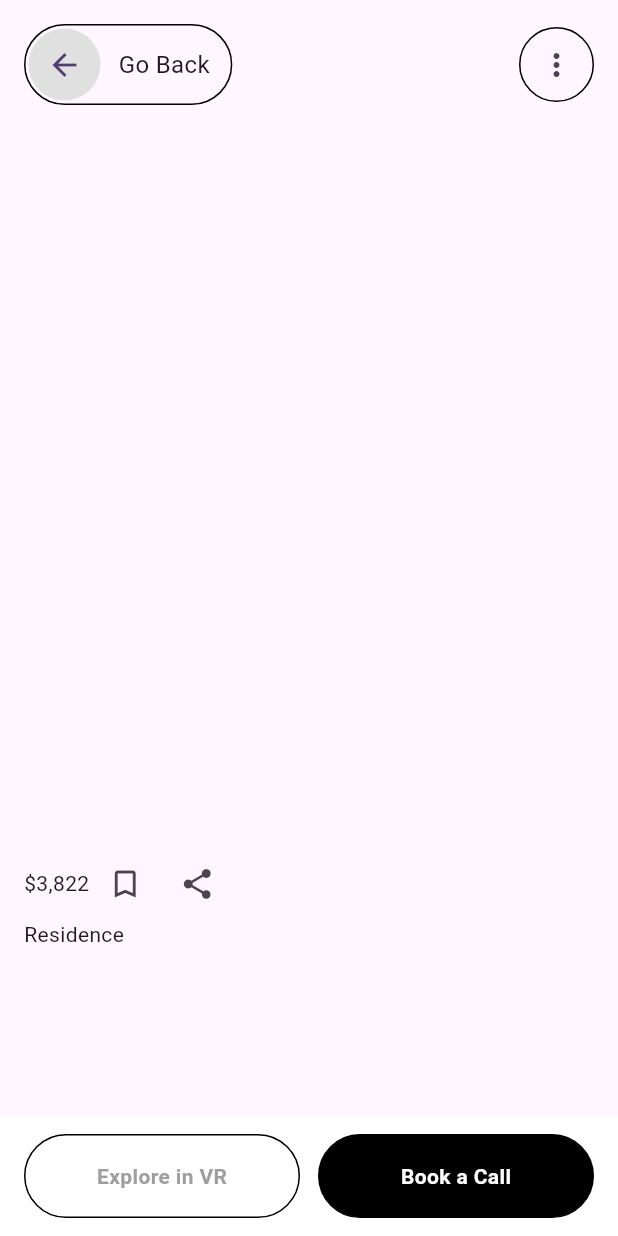
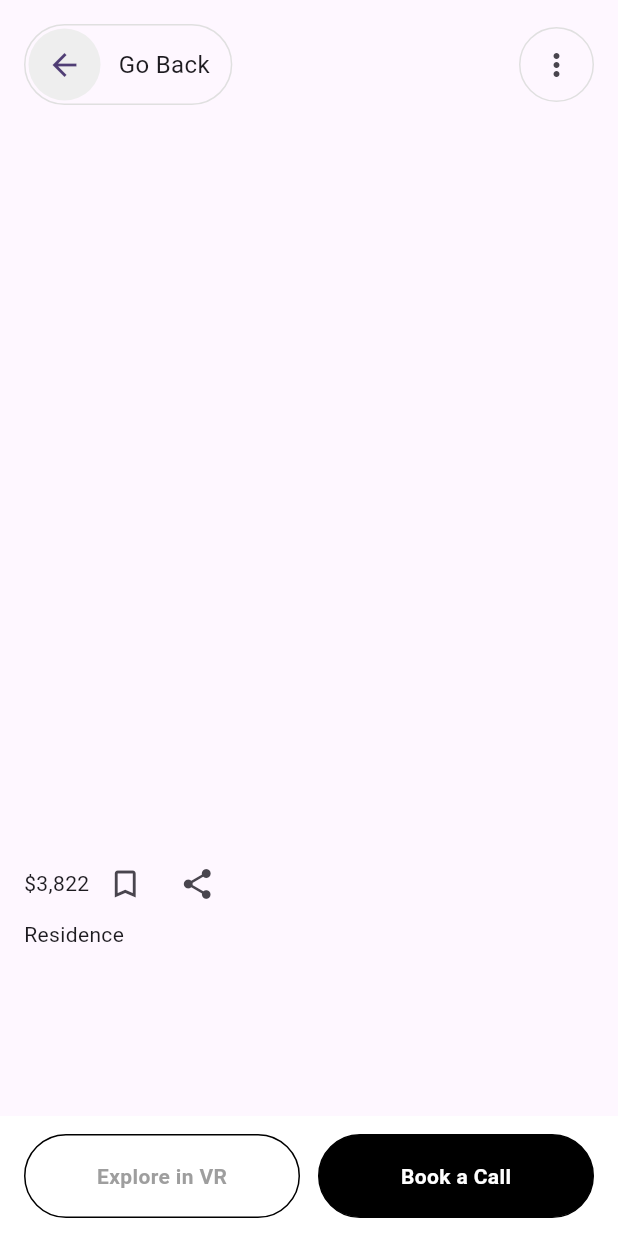
Before and after one commit to JAICHANGPARK/flutter_notebook_chapter_36, a Flutter app: the RealEstateDetailPage screen opened directly, on a phone screen of 412 x 824 dp. Run offline on Flutter 3.47's test engine with Material 3 defaults, Android fonts, the phone set to English and light mode, and no system bars; our stand-ins replace gap; network calls fail.

Commit message:
Update real_estate_detail_page.dart

```diff
--- a/lib/ep1821_real_estate_app/view/real_estate_detail_page.dart
+++ b/lib/ep1821_real_estate_app/view/real_estate_detail_page.dart
@@ -25,7 +25,9 @@ class _RealEstateDetailPageState extends State<RealEstateDetailPage> {
                     },
                     child: Container(
                       decoration: BoxDecoration(
-                        border: Border.all(),
+                        border: Border.all(
+                          color: Colors.grey[300]!,
+                        ),
                         borderRadius: BorderRadius.circular(32),
                       ),
                       padding: EdgeInsets.symmetric(horizontal: 2, vertical: 2),
@@ -33,7 +35,7 @@ class _RealEstateDetailPageState extends State<RealEstateDetailPage> {
                         children: [
                           CircleAvatar(
                             radius: 24,
-                            backgroundColor: Colors.grey[300]!,
+                            backgroundColor: Colors.grey[200]!,
                             child: Icon(Icons.arrow_back),
                           ),
                           Gap(12),
@@ -52,7 +54,9 @@ class _RealEstateDetailPageState extends State<RealEstateDetailPage> {
                   Container(
                     decoration: BoxDecoration(
                       shape: BoxShape.circle,
-                      border: Border.all(),
+                      border: Border.all(
+                        color: Colors.grey[300]!,
+                      ),
                     ),
                     child: IconButton(
                       icon: Icon(Icons.more_vert),
```
